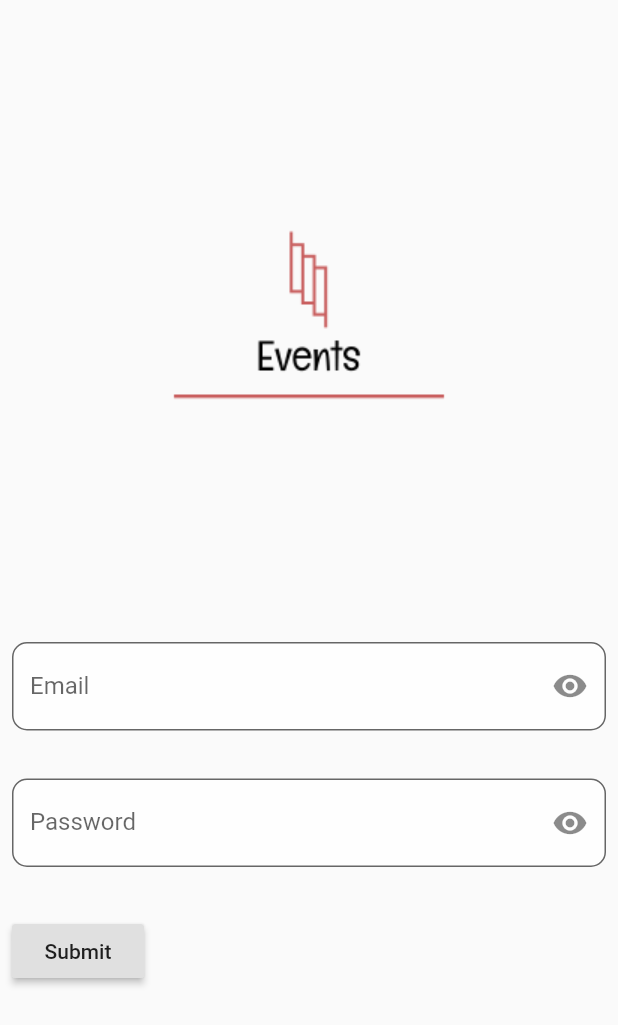
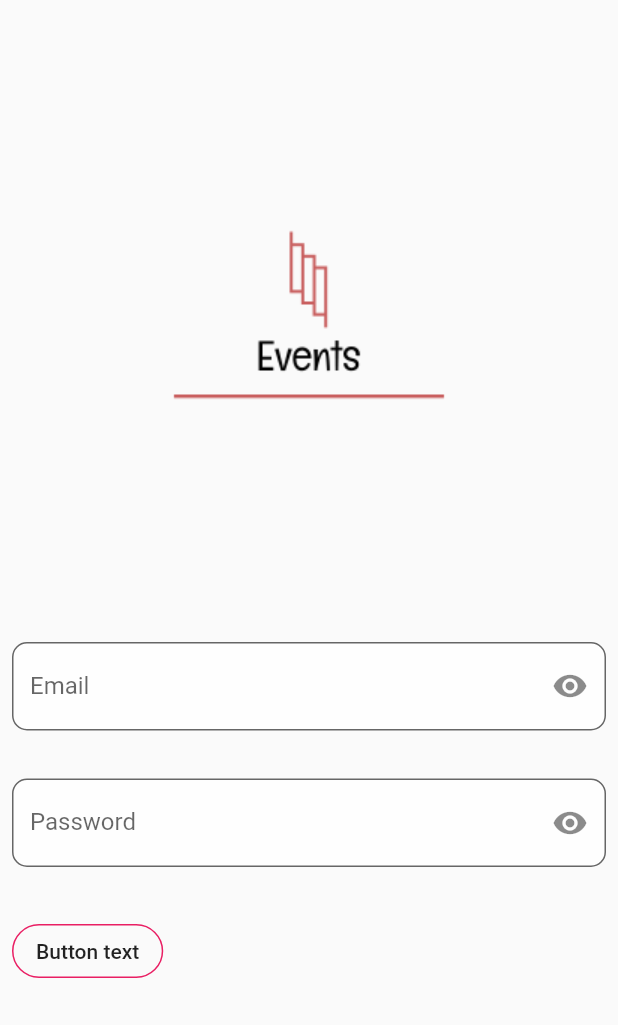
Before and after one commit to maxiin/MeetIn, a Flutter app: the screen it shows after launch, on a phone screen of 412 x 824 dp. Shown: the top 1025 px of the screen. Run offline on Flutter 3.47's test engine with Material 2 defaults, Android fonts, the phone set to English and light mode, and no system bars; our stand-ins replace shared_preferences.

Commit message:
button styling

```diff
--- a/lib/pages/login.dart
+++ b/lib/pages/login.dart
@@ -88,16 +88,22 @@ class LoginState extends State<LoginPage> {
                     ),
                     Padding(
                       padding: EdgeInsets.symmetric(vertical: 16.0),
-                      child: RaisedButton(
-                        onPressed: () {
-                          if (form.currentState.validate()) {
-                            Scaffold.of(ctx)
-                              .showSnackBar(SnackBar(content: Text('Processing Data')));
-                          }
-                        },
-                        child: Text('Submit'),
-                      ),
-                    ),
+                      child: OutlineButton(
+                        child: new Text("Button text"),
+                        onPressed: (){},
+                        shape: new RoundedRectangleBorder(borderRadius: new BorderRadius.circular(30.0)),
+                        borderSide: BorderSide(color: Colors.pink),
+                      )
+                      // child: RaisedButton(
+                      //   onPressed: () {
+                      //     if (form.currentState.validate()) {
+                      //       Scaffold.of(ctx)
+                      //         .showSnackBar(SnackBar(content: Text('Processing Data')));
+                      //     }
+                      //   },
+                      //   child: Text('Submit'),
+                      // ),
+                    )
                   ],
                 ),
               ),
```
Lines whose indentation alone changed are shown as unchanged.
